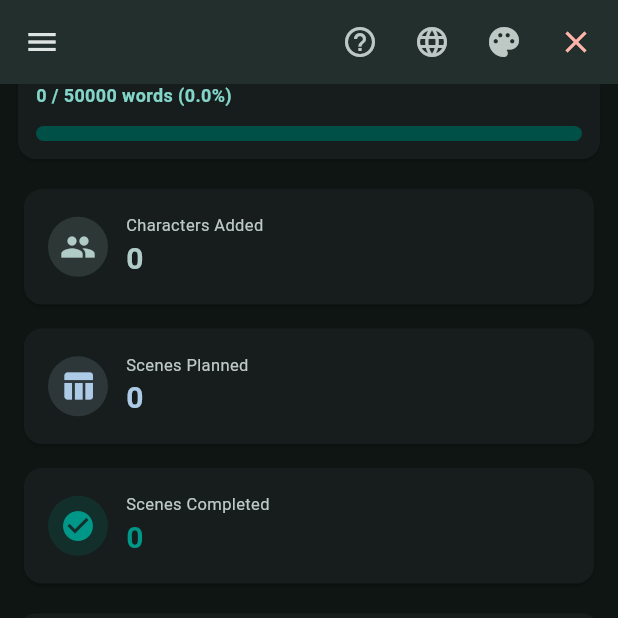
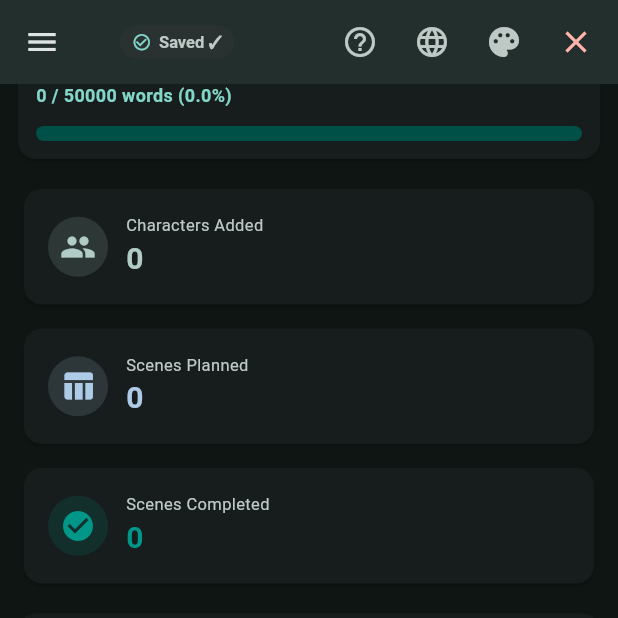
Before and after one commit to RubarMo/Crysta, a Flutter app: the WorkspacePage screen opened directly with empty values, scrolled down 109 dp, after a tap on the "close" icon, on a phone screen of 412 x 824 dp, the top half of it. Run offline on Flutter 3.47's test engine with Material 3 defaults, Android fonts, the phone set to English and light mode, and no system bars; drawn by our look-alikes of dynamic_color; our stand-ins replace file_picker, sqflite_common_ffi; accounts and stored records are empty; Roboto replaces fonts that are missing (Cairo).

Commit message:
feat(workspace): implement debounced auto-save with live status indicator
- Add 700ms typing debouncer to WorkspacePage for automatic background saves
- Add live AppBar status indicator badge (Saving... / Saved ✓)
- Implement _flushPendingAutoSave to ensure zero data loss on tab switch or close
- Connect onChanged callbacks across Step Editors, Character Tabs, Scene Matrix, and WriteNovel tab
- Add bilingual localization strings for auto-save status

```diff
--- a/flutter_app/lib/locales.dart
+++ b/flutter_app/lib/locales.dart
@@ -20,6 +20,8 @@ class Locales {
       'appearance': 'الوضع (مضيء / ليلي)',
       'seedColor': 'اللون الأساسي (التصميم)',
       'useSystemTheme': 'استخدام لون النظام الديناميكي',
+      'statusSaving': 'جاري الحفظ...',
+      'statusSaved': 'تم الحفظ ✓',
 
       // Official Snowflake Steps Titles
       'step0Title': 'لوحة التحكم',
@@ -207,6 +209,8 @@ class Locales {
       'appearance': 'Appearance',
       'seedColor': 'Theme Color',
       'useSystemTheme': 'Use System Theme Color',
+      'statusSaving': 'Saving...',
+      'statusSaved': 'Saved ✓',
 
       // Official Snowflake Steps Titles
       'step0Title': 'Dashboard',
--- a/flutter_app/lib/views/workspace/tabs/scene_matrix_tab.dart
+++ b/flutter_app/lib/views/workspace/tabs/scene_matrix_tab.dart
@@ -20,6 +20,7 @@ class SceneListMasterDetailTab extends StatefulWidget {
   final String language;
   final bool isMobile;
   final String Function(String) cleanText;
+  final ValueChanged<String>? onChanged;
 
   const SceneListMasterDetailTab({
     super.key,
@@ -39,6 +40,7 @@ class SceneListMasterDetailTab extends StatefulWidget {
     required this.language,
     required this.isMobile,
     required this.cleanText,
+    this.onChanged,
   });
 
   @override
@@ -211,6 +213,7 @@ class _SceneListMasterDetailTabState extends State<SceneListMasterDetailTab> {
                             controller: widget.step8SceneCtrl,
                             wordCountLabel: t('words'),
                             isRtl: widget.language == 'ar',
+                            onChanged: widget.onChanged,
                           ),
                         ),
                       )
@@ -274,6 +277,7 @@ class SceneNarrativeOutlinesTab extends StatelessWidget {
   final String language;
   final bool isMobile;
   final String Function(String) cleanText;
+  final ValueChanged<String>? onChanged;
 
   const SceneNarrativeOutlinesTab({
     super.key,
@@ -291,6 +295,7 @@ class SceneNarrativeOutlinesTab extends StatelessWidget {
     required this.language,
     required this.isMobile,
     required this.cleanText,
+    this.onChanged,
   });
 
   @override
@@ -410,6 +415,7 @@ class SceneNarrativeOutlinesTab extends StatelessWidget {
                             controller: step9SceneCtrl,
                             wordCountLabel: t('words'),
                             isRtl: language == 'ar',
+                            onChanged: onChanged,
                           ),
                         ),
                       )
--- a/flutter_app/lib/views/workspace/tabs/step_editor_tab.dart
+++ b/flutter_app/lib/views/workspace/tabs/step_editor_tab.dart
@@ -62,6 +62,7 @@ class StepEditorTab extends StatelessWidget {
   final String Function(String) t;
   final String language;
   final bool isMobile;
+  final ValueChanged<String>? onChanged;
 
   const StepEditorTab({
     super.key,
@@ -77,6 +78,7 @@ class StepEditorTab extends StatelessWidget {
     required this.t,
     required this.language,
     required this.isMobile,
+    this.onChanged,
   });
 
   @override
@@ -146,6 +148,7 @@ class StepEditorTab extends StatelessWidget {
                 controller: controller,
                 wordCountLabel: t('words'),
                 isRtl: language == 'ar',
+                onChanged: onChanged,
               ),
             ),
           )
--- a/flutter_app/lib/views/workspace/tabs/write_novel_tab.dart
+++ b/flutter_app/lib/views/workspace/tabs/write_novel_tab.dart
@@ -20,6 +20,7 @@ class WriteNovelTab extends StatefulWidget {
   final String language;
   final bool isMobile;
   final String Function(String) cleanText;
+  final ValueChanged<String>? onChanged;
 
   const WriteNovelTab({
     super.key,
@@ -39,6 +40,7 @@ class WriteNovelTab extends StatefulWidget {
     required this.language,
     required this.isMobile,
     required this.cleanText,
+    this.onChanged,
   });
 
   @override
@@ -133,6 +135,7 @@ class _WriteNovelTabState extends State<WriteNovelTab> {
                             sortOrder: widget.selectedChapter!.sortOrder,
                           );
                           DatabaseService.saveChapter(chapter: updated);
+                          widget.onChanged?.call(val);
                         },
                       ),
                     ),
@@ -182,6 +185,7 @@ class _WriteNovelTabState extends State<WriteNovelTab> {
                       controller: widget.chapterCtrl,
                       wordCountLabel: t('words'),
                       isRtl: widget.language == 'ar',
+                      onChanged: widget.onChanged,
                     ),
                   ),
                 )
--- a/flutter_app/lib/views/workspace/workspace_page.dart
+++ b/flutter_app/lib/views/workspace/workspace_page.dart
@@ -1,3 +1,4 @@
+import 'dart:async';
 import 'dart:convert';
 import 'dart:io';
 import 'package:flutter/material.dart';
@@ -14,6 +15,8 @@ import 'tabs/character_bios_tab.dart';
 import 'tabs/scene_matrix_tab.dart';
 import 'tabs/export_tab.dart';
 import 'tabs/write_novel_tab.dart';
+
+enum SaveStatus { idle, saving, saved, error }
 
 class WorkspacePage extends StatefulWidget {
   final Novel novel;
@@ -50,6 +53,10 @@ class _WorkspacePageState extends State<WorkspacePage> {
   // Interactive Resizable Panes State
   double _sidebarWidth = 260.0;
   double _listPaneWidth = 300.0;
+
+  // Auto-Save State
+  Timer? _autoSaveDebounceTimer;
+  SaveStatus _saveStatus = SaveStatus.idle;
 
   // Dedicated controllers for every single step and view
   final TextEditingController _step1Ctrl = TextEditingController();
@@ -88,6 +95,7 @@ class _WorkspacePageState extends State<WorkspacePage> {
 
   @override
   void dispose() {
+    _autoSaveDebounceTimer?.cancel();
     _step1Ctrl.dispose();
     _step2Ctrl.dispose();
     _step3SummaryCtrl.dispose();
@@ -352,12 +360,42 @@ class _WorkspacePageState extends State<WorkspacePage> {
           ),
         );
       }
+
+      if (mounted) {
+        setState(() {
+          _saveStatus = SaveStatus.saved;
+        });
+      }
     } catch (e) {
+      if (mounted) {
+        setState(() {
+          _saveStatus = SaveStatus.error;
+        });
+      }
       if (showToast && mounted) {
         ScaffoldMessenger.of(context).showSnackBar(
           SnackBar(content: Text('Save error: $e'), backgroundColor: Theme.of(context).colorScheme.error),
         );
       }
+    }
+  }
+
+  void _handleContentChanged() {
+    if (_saveStatus != SaveStatus.saving) {
+      setState(() {
+        _saveStatus = SaveStatus.saving;
+      });
+    }
+    _autoSaveDebounceTimer?.cancel();
+    _autoSaveDebounceTimer = Timer(const Duration(milliseconds: 700), () async {
+      await _saveActiveContent(showToast: false);
+    });
+  }
+
+  Future<void> _flushPendingAutoSave() async {
+    if (_autoSaveDebounceTimer?.isActive ?? false) {
+      _autoSaveDebounceTimer?.cancel();
+      await _saveActiveContent(showToast: false);
     }
   }
 
@@ -879,6 +917,7 @@ class _WorkspacePageState extends State<WorkspacePage> {
         if (isMobile) {
           Navigator.pop(context);
         }
+        await _flushPendingAutoSave();
         await _saveActiveContent(showToast: false);
         setState(() {
           _selectedTabIndex = index;
@@ -910,12 +949,69 @@ class _WorkspacePageState extends State<WorkspacePage> {
         if (isMobile) {
           Navigator.pop(context);
         }
+        await _flushPendingAutoSave();
         await _saveActiveContent(showToast: false);
         setState(() {
           _selectedTabIndex = index;
         });
         _loadTabContent(index);
       },
+    );
+  }
+
+  Widget _buildSaveStatusIndicator({required bool isCompact}) {
+    if (_saveStatus == SaveStatus.idle) return const SizedBox.shrink();
+
+    final isSaving = _saveStatus == SaveStatus.saving;
+    final isError = _saveStatus == SaveStatus.error;
+    final colorScheme = Theme.of(context).colorScheme;
+
+    return AnimatedContainer(
+      duration: const Duration(milliseconds: 250),
+      padding: const EdgeInsets.symmetric(horizontal: 8, vertical: 4),
+      decoration: BoxDecoration(
+        color: isSaving
+            ? colorScheme.primaryContainer.withValues(alpha: 0.6)
+            : isError
+                ? colorScheme.errorContainer.withValues(alpha: 0.6)
+                : colorScheme.surfaceContainerHighest.withValues(alpha: 0.5),
+        borderRadius: BorderRadius.circular(12),
+      ),
+      child: Row(
+        mainAxisSize: MainAxisSize.min,
+        children: [
+          if (isSaving)
+            SizedBox(
+              width: 11,
+              height: 11,
+              child: CircularProgressIndicator(
+                strokeWidth: 1.5,
+                color: colorScheme.primary,
+              ),
+            )
+          else if (isError)
+            Icon(Icons.error_outline, size: 13, color: colorScheme.error)
+          else
+            Icon(Icons.check_circle_outline, size: 13, color: colorScheme.primary),
+          const SizedBox(width: 5),
+          Text(
+            isSaving
+                ? t('statusSaving')
+                : isError
+                    ? 'Save error'
+                    : t('statusSaved'),
+            style: TextStyle(
+              fontSize: 11,
+              fontWeight: FontWeight.w600,
+              color: isSaving
+                  ? colorScheme.primary
+                  : isError
+                      ? colorScheme.error
+                      : colorScheme.onSurfaceVariant,
+            ),
+          ),
+        ],
+      ),
     );
   }
 
@@ -945,6 +1041,7 @@ class _WorkspacePageState extends State<WorkspacePage> {
           t: t,
           language: widget.language,
           isMobile: isMobile,
+          onChanged: (val) => _handleContentChanged(),
         );
       case 2:
         return StepEditorTab(
@@ -960,6 +1057,7 @@ class _WorkspacePageState extends State<WorkspacePage> {
           t: t,
           language: widget.language,
           isMobile: isMobile,
+          onChanged: (val) => _handleContentChanged(),
         );
       case 3:
         return CharacterBiosTab(
@@ -971,6 +1069,7 @@ class _WorkspacePageState extends State<WorkspacePage> {
           onToggleDone: (val) => _toggleStepCompleted(3, val),
           onSave: () => _saveActiveContent(showToast: true),
           onSelectCharacter: (char) async {
+            await _flushPendingAutoSave();
             await _saveActiveContent(showToast: false);
             setState(() {
               _selectedCharacter = char;
@@ -985,6 +1084,7 @@ class _WorkspacePageState extends State<WorkspacePage> {
           t: t,
           language: widget.language,
           isMobile: isMobile,
+          onChanged: (val) => _handleContentChanged(),
         );
       case 4:
         return StepEditorTab(
@@ -1000,6 +1100,7 @@ class _WorkspacePageState extends State<WorkspacePage> {
           t: t,
           language: widget.language,
           isMobile: isMobile,
+          onChanged: (val) => _handleContentChanged(),
         );
       case 5:
         return CharacterPovSynopsesTab(
@@ -1011,6 +1112,7 @@ class _WorkspacePageState extends State<WorkspacePage> {
           onToggleDone: (val) => _toggleStepCompleted(5, val),
           onSave: () => _saveActiveContent(showToast: true),
           onSelectCharacter: (char) async {
+            await _flushPendingAutoSave();
             await _saveActiveContent(showToast: false);
             setState(() {
               _selectedCharacter = char;
@@ -1024,6 +1126,7 @@ class _WorkspacePageState extends State<WorkspacePage> {
           language: widget.language,
           isMobile: isMobile,
           cleanText: _cleanText,
+          onChanged: (val) => _handleContentChanged(),
         );
       case 6:
         return StepEditorTab(
@@ -1039,6 +1142,7 @@ class _WorkspacePageState extends State<WorkspacePage> {
           t: t,
           language: widget.language,
           isMobile: isMobile,
+          onChanged: (val) => _handleContentChanged(),
         );
       case 7:
         return DetailedCharacterChartsTab(
@@ -1050,6 +1154,7 @@ class _WorkspacePageState extends State<WorkspacePage> {
           onToggleDone: (val) => _toggleStepCompleted(7, val),
           onSave: () => _saveActiveContent(showToast: true),
           onSelectCharacter: (char) async {
+            await _flushPendingAutoSave();
             await _saveActiveContent(showToast: false);
             setState(() {
               _selectedCharacter = char;
@@ -1067,6 +1172,7 @@ class _WorkspacePageState extends State<WorkspacePage> {
           language: widget.language,
           isMobile: isMobile,
           cleanText: _cleanText,
+          onChanged: (val) => _handleContentChanged(),
         );
       case 8:
         return SceneListMasterDetailTab(
@@ -1079,6 +1185,7 @@ class _WorkspacePageState extends State<WorkspacePage> {
           onToggleDone: (val) => _toggleStepCompleted(8, val),
           onSave: () => _saveActiveContent(showToast: true),
           onSelectScene: (scn) async {
+            await _flushPendingAutoSave();
             await _saveActiveContent(showToast: false);
             setState(() {
               _selectedScene = scn;
@@ -1094,6 +1201,7 @@ class _WorkspacePageState extends State<WorkspacePage> {
           language: widget.language,
           isMobile: isMobile,
           cleanText: _cleanText,
+          onChanged: (val) => _handleContentChanged(),
         );
       case 9:
         return SceneNarrativeOutlinesTab(
@@ -1106,6 +1214,7 @@ class _WorkspacePageState extends State<WorkspacePage> {
           onToggleDone: (val) => _toggleStepCompleted(9, val),
           onSave: () => _saveActiveContent(showToast: true),
           onSelectScene: (scn) async {
+            await _flushPendingAutoSave();
             await _saveActiveContent(showToast: false);
             setState(() {
               _selectedScene = scn;
@@ -1123,6 +1232,7 @@ class _WorkspacePageState extends State<WorkspacePage> {
           language: widget.language,
           isMobile: isMobile,
           cleanText: _cleanText,
+          onChanged: (val) => _handleContentChanged(),
         );
       case 10:
         return ExportTab(
@@ -1150,6 +1260,7 @@ class _WorkspacePageState extends State<WorkspacePage> {
           onSaveChapter: _saveChapter,
           onDeleteChapter: _deleteChapter,
           onSelectChapter: (chap) async {
+            await _flushPendingAutoSave();
             await _saveActiveContent(showToast: false);
             setState(() {
               _selectedChapter = chap;
@@ -1166,6 +1277,7 @@ class _WorkspacePageState extends State<WorkspacePage> {
           language: widget.language,
           isMobile: isMobile,
           cleanText: _cleanText,
+          onChanged: (val) => _handleContentChanged(),
         );
       default:
         return const Center(child: Text('Unknown tab'));
@@ -1203,6 +1315,8 @@ class _WorkspacePageState extends State<WorkspacePage> {
                   overflow: TextOverflow.ellipsis,
                 ),
               ),
+              const SizedBox(width: 8),
+              _buildSaveStatusIndicator(isCompact: isCompact),
               if (!isCompact) ...[
                 const SizedBox(width: 8),
                 Chip(
@@ -1234,6 +1348,7 @@ class _WorkspacePageState extends State<WorkspacePage> {
             ),
             IconButton(
               onPressed: () async {
+                await _flushPendingAutoSave();
                 await _saveActiveContent(showToast: false);
                 widget.onClose();
               },
```
Also changed, not shown: flutter_app/lib/views/workspace/tabs/character_bios_tab.dart (+9 -0 lines).
